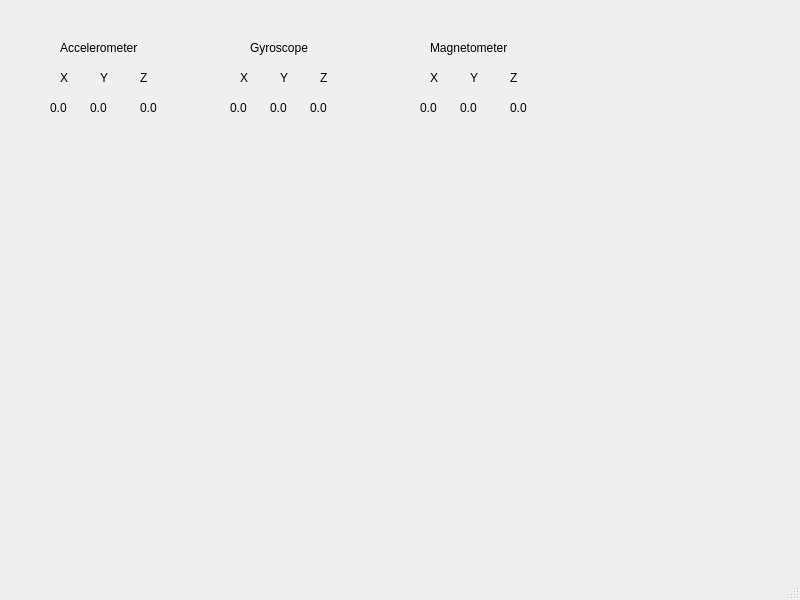
gaitovrat/bachelor, file src/ui/window/MainWindow.ui: the form before one commit.
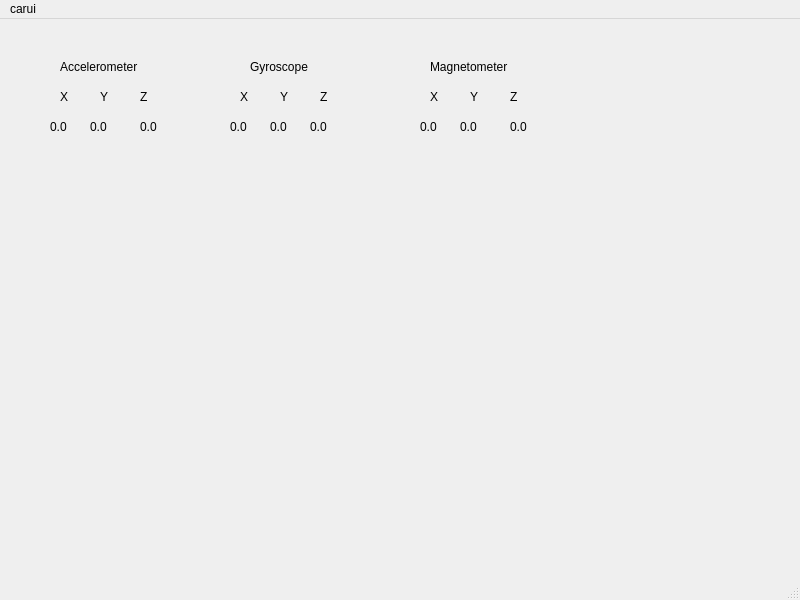
The form after the commit.

The edit to the form file:
```diff
--- a/src/ui/window/MainWindow.ui
+++ b/src/ui/window/MainWindow.ui
@@ -294,9 +294,16 @@
      <x>0</x>
      <y>0</y>
      <width>800</width>
-     <height>24</height>
+     <height>36</height>
     </rect>
    </property>
+   <widget class="QMenu" name="menucarui">
+    <property name="title">
+     <string>carui</string>
+    </property>
+    <addaction name="actionPreferences"/>
+   </widget>
+   <addaction name="menucarui"/>
   </widget>
   <widget class="QStatusBar" name="statusbar"/>
  </widget>
```
Left out of the diff: 5 changed lines with no effect on the pictures.
